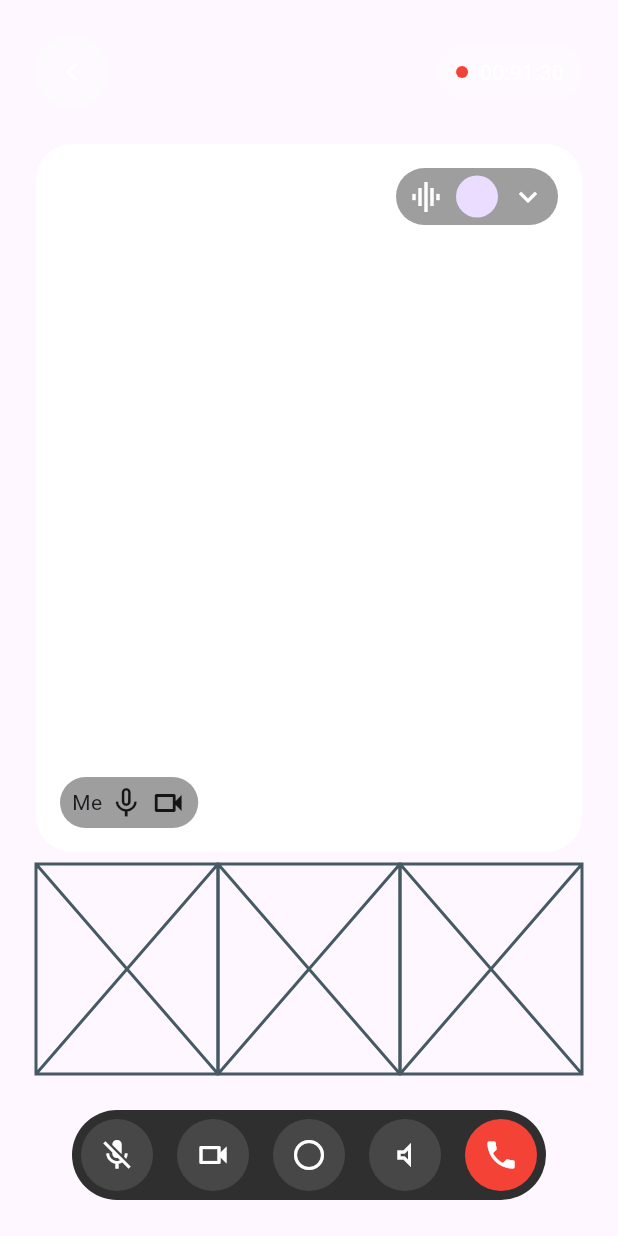
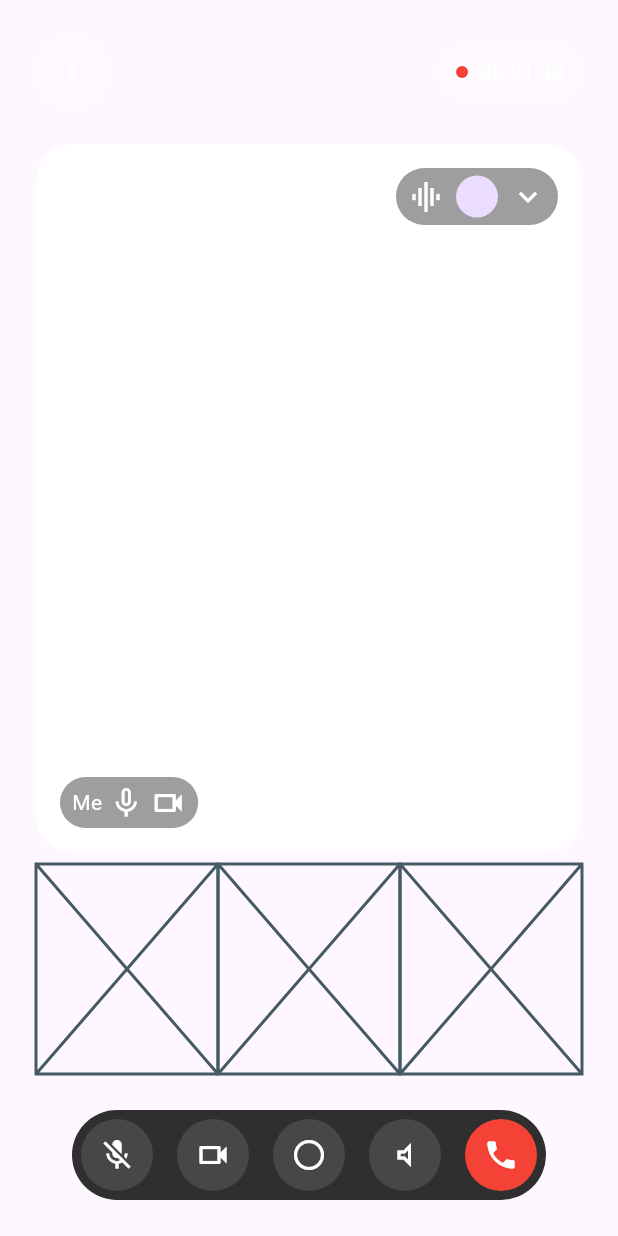
Before and after one commit to JAICHANGPARK/flutter_notebook_chapter_43, a Flutter app: the AiVideoDetailPage screen opened directly, on a phone screen of 412 x 824 dp. Run offline on Flutter 3.47's test engine with Material 3 defaults, Android fonts, the phone set to English and light mode, and no system bars; our stand-ins replace gap, hugeicons, percent_indicator.

Commit message:
Update ai_video_detail_page.dart

```diff
--- a/lib/ep2181_ai_video_chat_app/ui/ai_video_detail_page.dart
+++ b/lib/ep2181_ai_video_chat_app/ui/ai_video_detail_page.dart
@@ -56,6 +56,8 @@ class _AiVideoDetailPageState extends State<AiVideoDetailPage> {
                   spacing: 8,
                   children: [
                     Expanded(
+                      child: Hero(
+                        tag: "h",
                         child: Container(
                           decoration: BoxDecoration(
                             color: Colors.white,
@@ -110,18 +112,24 @@ class _AiVideoDetailPageState extends State<AiVideoDetailPage> {
                                     children: [
                                       Text(
                                         "Me",
+                                        style: TextStyle(
+                                          color: Colors.white,
+                                        ),
                                       ),
                                       Icon(
                                         Icons.mic_none,
+                                        color: Colors.white,
                                       ),
                                       Icon(
                                         Icons.videocam_outlined,
+                                        color: Colors.white,
                                       ),
                                     ],
                                   ),
                                 ),
                               ),
                             ],
+                          ),
                         ),
                       ),
                     ),
```
Lines whose indentation alone changed are shown as unchanged.
